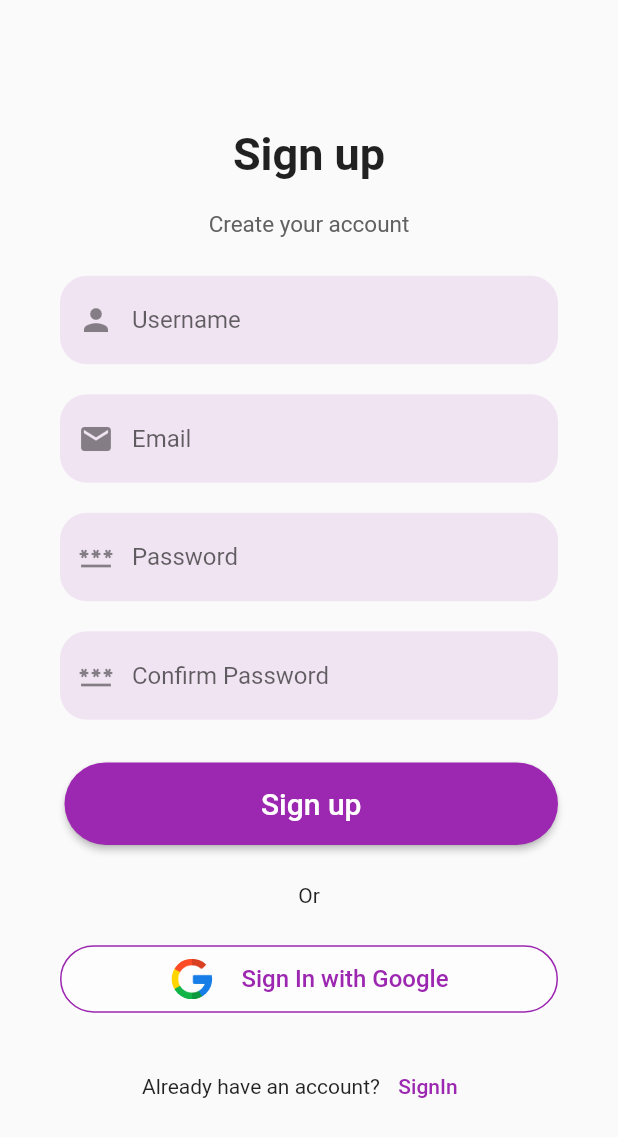
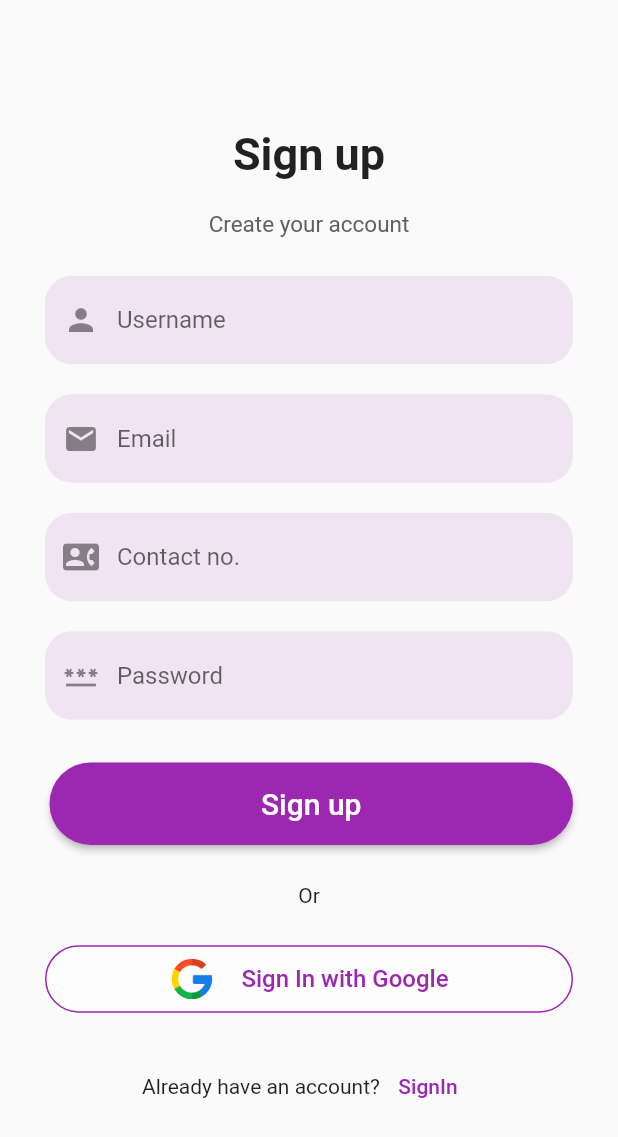
Before and after one commit to TushalKaklottar/user_info_front_end, a Flutter app: the screen it shows after launch, on a phone screen of 412 x 824 dp. Shown: the top 1137 px of the screen. Run offline on Flutter 3.47's test engine with Material 2 defaults, Android fonts, the phone set to English and light mode, and no system bars; our stand-ins replace get.

Commit message:
23-03-2024 create SignIn and SignUp screen

```diff
--- a/lib/view/sign_in.dart
+++ b/lib/view/sign_in.dart
@@ -40,7 +40,7 @@ class SignIn extends StatelessWidget {
       children: [
         TextField(
           decoration: InputDecoration(
-              hintText: "Username",
+              hintText: "Username/Email id",
               border: OutlineInputBorder(
                   borderRadius: BorderRadius.circular(18),
                   borderSide: BorderSide.none),
--- a/lib/view/sign_up.dart
+++ b/lib/view/sign_up.dart
@@ -11,7 +11,7 @@ class SignUp extends StatelessWidget {
     return Scaffold(
       body: SingleChildScrollView(
         child: Container(
-          padding: const EdgeInsets.symmetric(horizontal: 40),
+          padding: const EdgeInsets.symmetric(horizontal: 30),
           height: size.height - 50,
           width: double.infinity,
           child: Column(
@@ -63,20 +63,21 @@ class SignUp extends StatelessWidget {
                   const SizedBox(height: 20),
                   TextField(
                     decoration: InputDecoration(
-                      hintText: "Password",
+                      hintText: "Contact no.",
                       border: OutlineInputBorder(
                           borderRadius: BorderRadius.circular(18),
                           borderSide: BorderSide.none),
                       fillColor: Colors.purple.withOpacity(0.1),
                       filled: true,
-                      prefixIcon: const Icon(Icons.password),
+                      prefixIcon:
+                          const Icon(Icons.quick_contacts_dialer_rounded),
                     ),
                     obscureText: true,
                   ),
                   const SizedBox(height: 20),
                   TextField(
                     decoration: InputDecoration(
-                      hintText: "Confirm Password",
+                      hintText: "Password",
                       border: OutlineInputBorder(
                           borderRadius: BorderRadius.circular(18),
                           borderSide: BorderSide.none),
--- a/pubspec.yaml
+++ b/pubspec.yaml
@@ -36,6 +36,7 @@ dependencies:
   # Use with the CupertinoIcons class for iOS style icons.
   cupertino_icons: ^1.0.2
   get: any
+  google_fonts: any
 
 dev_dependencies:
   flutter_test:
```
Also changed, not shown: pubspec.lock, 1 other file.
